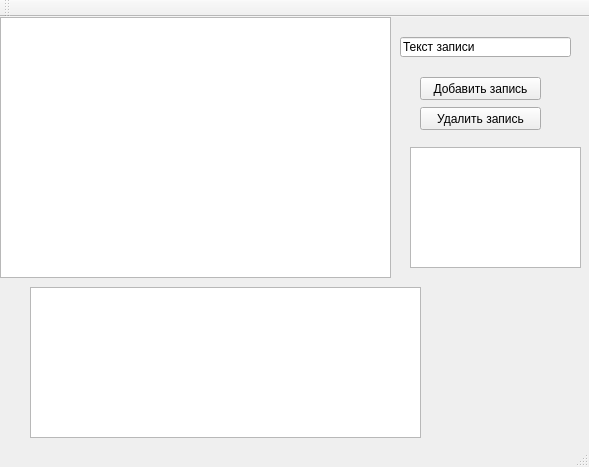
Before: the Qt Designer form lesson_5/QListViewDemo/mainwindow.ui in Chuvi-w/cpp, drawn with Qt 5.
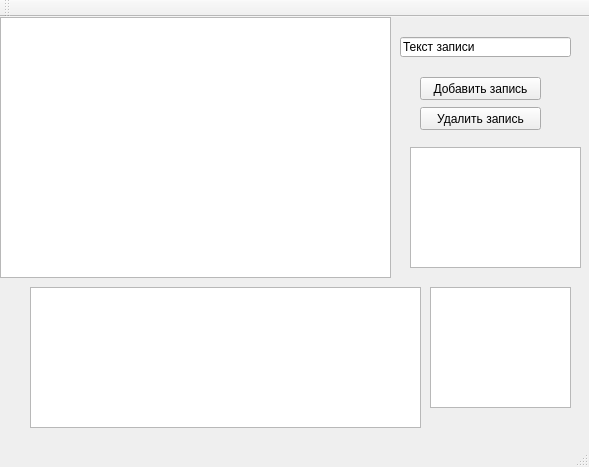
After: the same form once the commit is applied.

```diff
--- a/lesson_5/QListViewDemo/mainwindow.ui
+++ b/lesson_5/QListViewDemo/mainwindow.ui
@@ -69,9 +69,20 @@
       <x>30</x>
       <y>270</y>
       <width>391</width>
-      <height>151</height>
+      <height>141</height>
      </rect>
     </property>
+    <property name="font">
+     <font>
+      <family>Verdana</family>
+      <pointsize>11</pointsize>
+      <weight>75</weight>
+      <bold>true</bold>
+     </font>
+    </property>
+    <property name="showGrid">
+     <bool>true</bool>
+    </property>
    </widget>
    <widget class="QTreeView" name="treeView">
     <property name="geometry">
@@ -83,6 +94,16 @@
      </rect>
     </property>
    </widget>
+   <widget class="QColumnView" name="columnView">
+    <property name="geometry">
+     <rect>
+      <x>430</x>
+      <y>270</y>
+      <width>141</width>
+      <height>121</height>
+     </rect>
+    </property>
+   </widget>
   </widget>
   <widget class="QMenuBar" name="menuBar">
    <property name="geometry">
```
